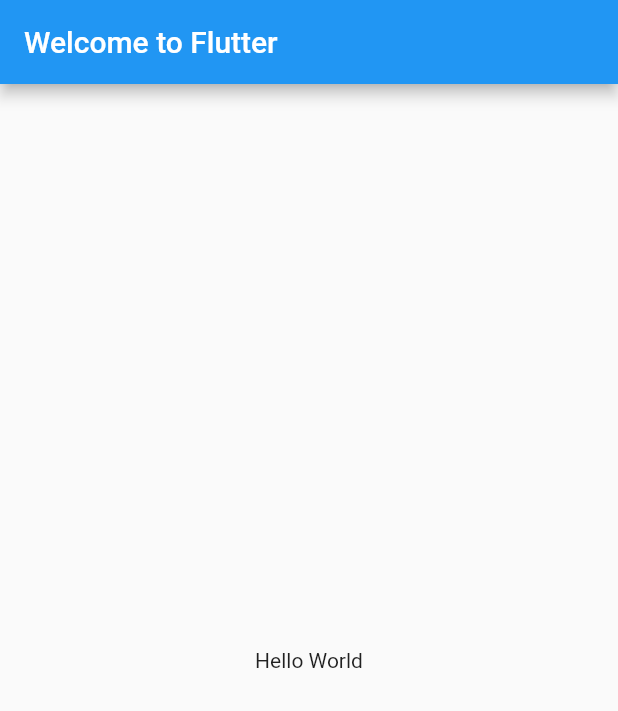
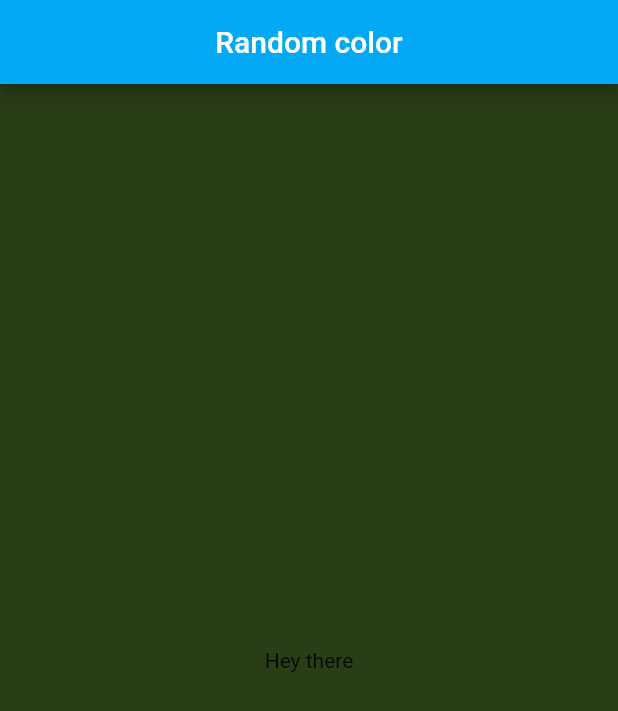
Before and after one commit to IhorYachmenov/flutter_example, a Flutter app: the screen it shows after launch, on a phone screen of 412 x 824 dp. Shown: the top 711 px of the screen. Run offline on Flutter 3.47's test engine with Material 2 defaults, Android fonts, the phone set to English and light mode, and no system bars.

Commit message:
Was add gestures detector.

```diff
--- a/lib/main.dart
+++ b/lib/main.dart
@@ -1,21 +1,65 @@
+import 'package:flutter/cupertino.dart';
 import 'package:flutter/material.dart';
+import 'dart:math';
 
 void main() => runApp(MyApp());
 
 class MyApp extends StatelessWidget {
   // This widget is the root of your application.
+
+  var rnd = new Random();
+
   @override
   Widget build(BuildContext context) {
     return MaterialApp(
       title: 'Welcome to Flutter',
       home: Scaffold(
         appBar: AppBar(
-          title: Text('Welcome to Flutter'),
+          title: Text('Random color'),
+          centerTitle: true,
+          backgroundColor: Colors.lightBlue,
         ),
         body: Center(
-          child: Text('Hello World'),
+          child: InkWell(
+            onTap: () {
+              print('Clicked');
+            },
+            child: Scaffold(
+              backgroundColor: Color.fromARGB(
+                  255,
+                  rnd.nextInt(255),
+                  rnd.nextInt(255),
+                  rnd.nextInt(255)),
+              body: Center(
+                child: Text('Hey there'),
+              ),
+            ),
+          ),
         ),
       ),
     );
   }
 }
+
+//class MyHomePage extends StatelessWidget {
+//  final String title;
+//
+//  MyHomePage({Key key, this.title}) : super(key: key);
+//
+//  @override
+//  Widget build(BuildContext context) {
+//    return GestureDetector(
+//      onTap: () {
+//        Container(
+//          child: Text('Less boring'),
+//          color: Colors.red,
+//          alignment: Alignment.center,
+//          constraints: BoxConstraints.tight(Size.infinite),
+//        );
+//      },
+//    );
+//  }
+//}
+
+// backgroundColor: Color.fromARGB(
+//            255, rnd.nextInt(255), rnd.nextInt(255), rnd.nextInt(255)),
```
